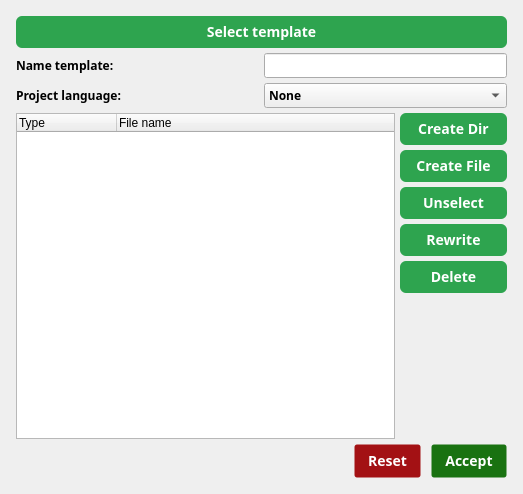
Notidman/Dollar, file templatesmenu.ui: the form before one commit.
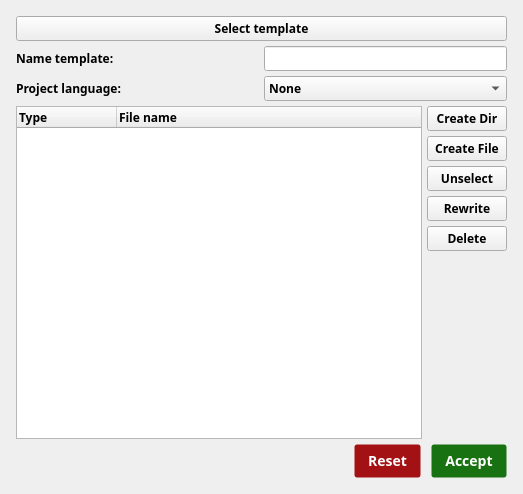
The form after the commit.

Diff of the .ui file:
```diff
--- a/templatesmenu.ui
+++ b/templatesmenu.ui
@@ -13,6 +13,7 @@
   <property name="font">
    <font>
     <family>Hack</family>
+    <weight>75</weight>
     <bold>true</bold>
    </font>
   </property>
@@ -20,55 +21,7 @@
    <string>Form</string>
   </property>
   <property name="styleSheet">
-   <string notr="true">/* CSS */
-QPushButton{
-  appearance: none;
-  background-color: #2ea44f;
-  border: 1px solid rgba(27, 31, 35, .15);
-  border-radius: 6px;
-  box-shadow: rgba(27, 31, 35, .1) 0 1px 0;
-  box-sizing: border-box;
-  color: #fff;
-  cursor: pointer;
-  display: inline-block;
-  font-family: -apple-system,system-ui,&quot;Segoe UI&quot;,Helvetica,Arial,sans-serif,&quot;Apple Color Emoji&quot;,&quot;Segoe UI Emoji&quot;;
-  font-size: 14px;
-  font-weight: 600;
-  line-height: 20px;
-  padding: 6px 16px;
-  position: relative;
-  text-align: center;
-  text-decoration: none;
-  user-select: none;
-  -webkit-user-select: none;
-  touch-action: manipulation;
-  vertical-align: middle;
-  white-space: nowrap;
-}
-QPushButton:focus:not(:focus-visible):not(.focus-visible) {
-  box-shadow: none;
-  outline: none;
-}
-QPushButton:hover {
-  background-color: #2c974b;
-}
-
-QPushButton:focus {
-  box-shadow: rgba(46, 164, 79, .4) 0 0 0 3px;
-  outline: none;
-}
-
-QPushButton:disabled {
-  background-color: #94d3a2;
-  border-color: rgba(27, 31, 35, .1);
-  color: rgba(255, 255, 255, .8);
-  cursor: default;
-}
-
-QPushButton:active {
-  background-color: #298e46;
-  box-shadow: rgba(20, 70, 32, .2) 0 1px 0 inset;
-}</string>
+   <string notr="true"/>
   </property>
   <layout class="QGridLayout" name="gridLayout">
    <item row="0" column="0">
```
